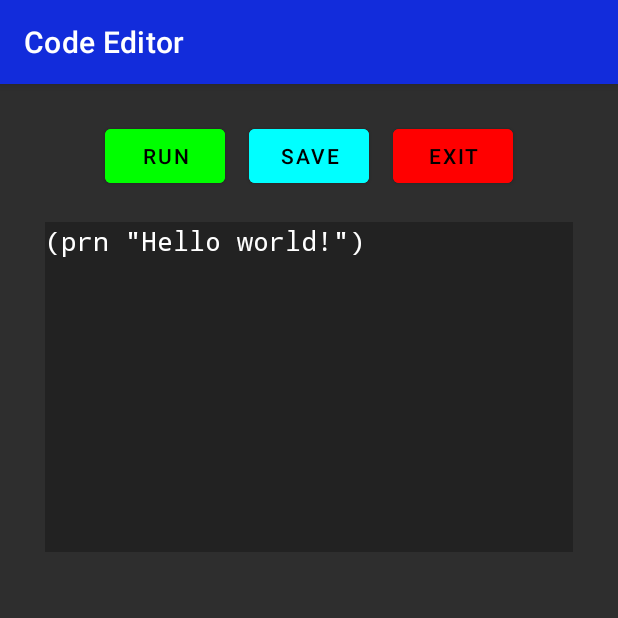
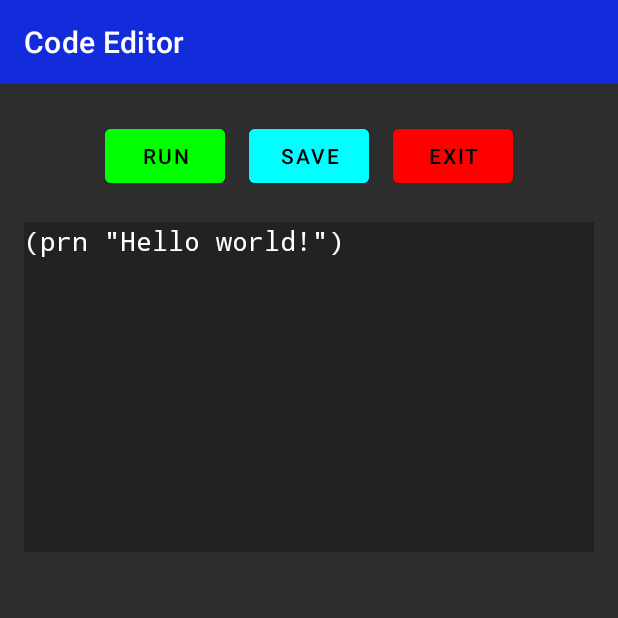
Before and after one commit to Odiend1/superscriptplus-app, an Android app: the CodeEditor screen opened directly, with no data from a screen before it, on a phone screen of 412 x 824 dp, the top half of it. Run offline under Robolectric (Android 15) with nearby library versions, the phone set to English and light mode, and no system bars.

Commit message:
Adjusted code editor layout for wider mobile devices

```diff
--- a/app/src/main/res/layout/activity_code_editor.xml
+++ b/app/src/main/res/layout/activity_code_editor.xml
@@ -9,11 +9,11 @@
 
     <EditText
         android:id="@+id/code"
-        android:layout_width="352dp"
+        android:layout_width="0dp"
         android:layout_height="220dp"
-        android:layout_marginStart="68dp"
+        android:layout_marginStart="16dp"
         android:layout_marginTop="92dp"
-        android:layout_marginEnd="63dp"
+        android:layout_marginEnd="16dp"
         android:background="#222222"
         android:ems="10"
         android:fontFamily="monospace"
@@ -73,11 +73,11 @@
 
     <TextView
         android:id="@+id/output"
-        android:layout_width="357dp"
+        android:layout_width="0dp"
         android:layout_height="319dp"
-        android:layout_marginStart="27dp"
+        android:layout_marginStart="16dp"
         android:layout_marginTop="364dp"
-        android:layout_marginEnd="27dp"
+        android:layout_marginEnd="16dp"
         android:background="#222222"
         android:fontFamily="monospace"
         android:gravity="start"
```
